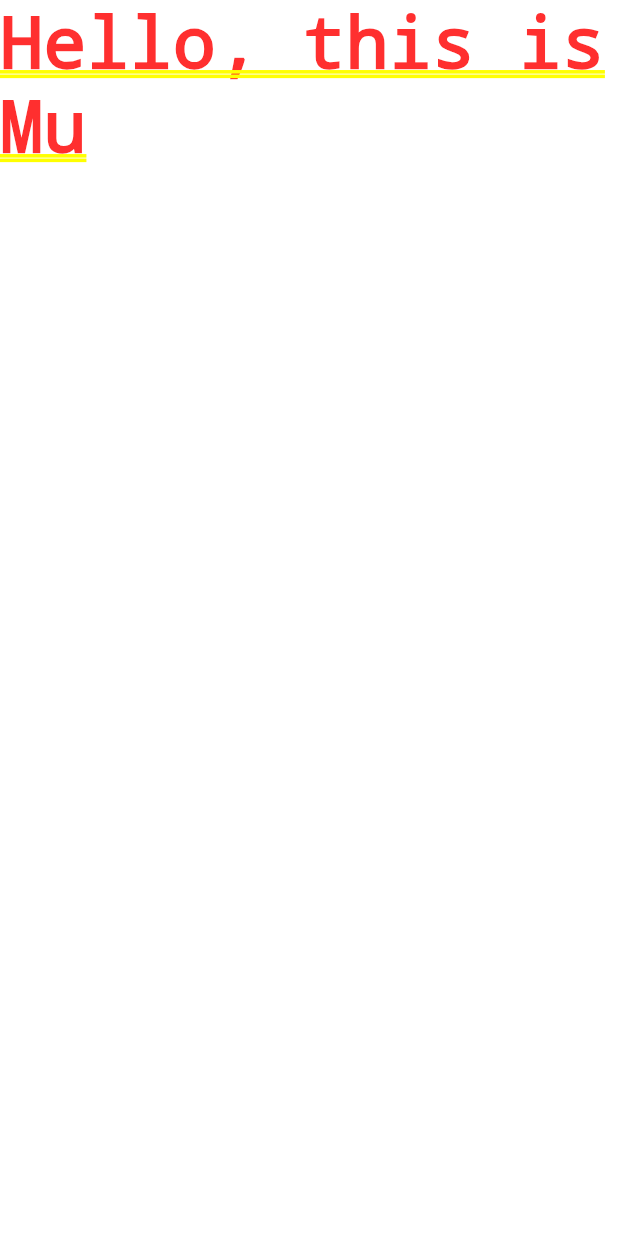
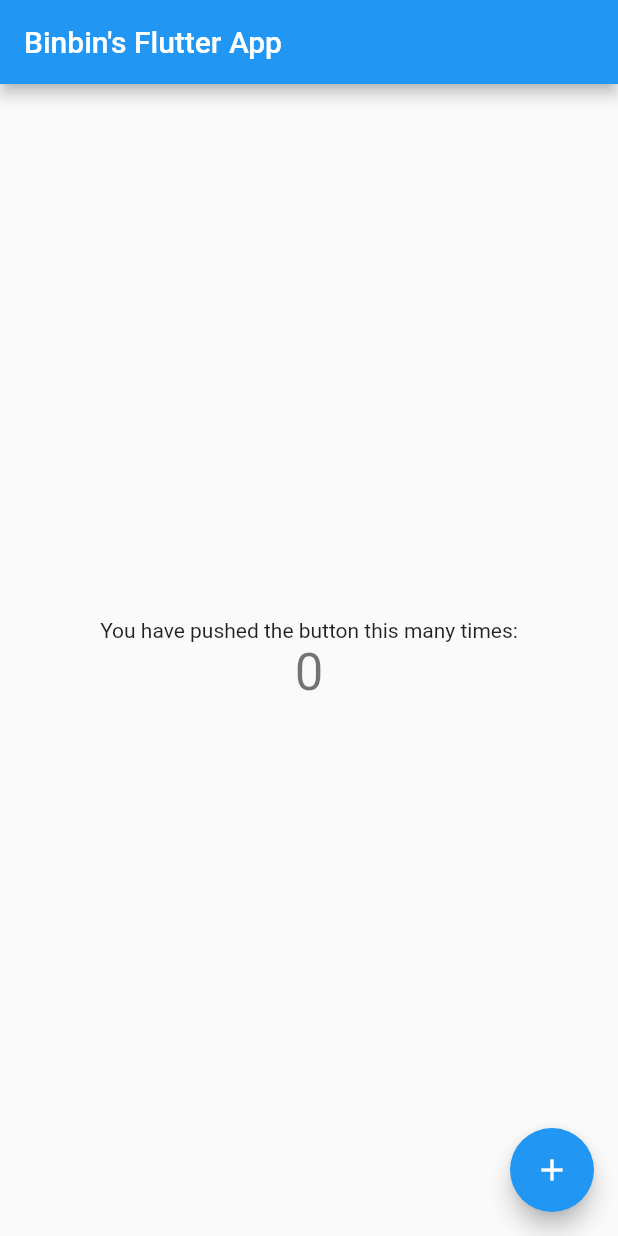
Before and after one commit to mubinbin/flutter-question-quiz, a Flutter app: the screen it shows after launch, on a phone screen of 412 x 824 dp. Run offline on Flutter 3.47's test engine with Material 2 defaults, Android fonts, the phone set to English and light mode, and no system bars.

Commit message:
back to original app

```diff
--- a/lib/main.dart
+++ b/lib/main.dart
@@ -7,8 +7,109 @@ void main() {
 class MyApp extends StatelessWidget {
   const MyApp({Key? key}) : super(key: key);
 
+  // This widget is the root of your application.
   @override
   Widget build(BuildContext context) {
-    return const MaterialApp(home: Text("Hello, this is Mu"));
+    return MaterialApp(
+      title: 'Flutter Demo',
+      theme: ThemeData(
+        // This is the theme of your application.
+        //
+        // Try running your application with "flutter run". You'll see the
+        // application has a blue toolbar. Then, without quitting the app, try
+        // changing the primarySwatch below to Colors.green and then invoke
+        // "hot reload" (press "r" in the console where you ran "flutter run",
+        // or simply save your changes to "hot reload" in a Flutter IDE).
+        // Notice that the counter didn't reset back to zero; the application
+        // is not restarted.
+        primarySwatch: Colors.blue,
+      ),
+      home: const MyHomePage(title: "Binbin's Flutter App"),
+    );
   }
 }
+
+class MyHomePage extends StatefulWidget {
+  const MyHomePage({Key? key, required this.title}) : super(key: key);
+
+  // This widget is the home page of your application. It is stateful, meaning
+  // that it has a State object (defined below) that contains fields that affect
+  // how it looks.
+
+  // This class is the configuration for the state. It holds the values (in this
+  // case the title) provided by the parent (in this case the App widget) and
+  // used by the build method of the State. Fields in a Widget subclass are
+  // always marked "final".
+
+  final String title;
+
+  @override
+  State<MyHomePage> createState() => _MyHomePageState();
+}
+
+class _MyHomePageState extends State<MyHomePage> {
+  int _counter = 0;
+
+  void _incrementCounter() {
+    setState(() {
+      // This call to setState tells the Flutter framework that something has
+      // changed in this State, which causes it to rerun the build method below
+      // so that the display can reflect the updated values. If we changed
+      // _counter without calling setState(), then the build method would not be
+      // called again, and so nothing would appear to happen.
+      _counter++;
+    });
+  }
+
+  @override
+  Widget build(BuildContext context) {
+    // This method is rerun every time setState is called, for instance as done
+    // by the _incrementCounter method above.
+    //
+    // The Flutter framework has been optimized to make rerunning build methods
+    // fast, so that you can just rebuild anything that needs updating rather
+    // than having to individually change instances of widgets.
+    return Scaffold(
+      appBar: AppBar(
+        // Here we take the value from the MyHomePage object that was created by
+        // the App.build method, and use it to set our appbar title.
+        title: Text(widget.title),
+      ),
+      body: Center(
+        // Center is a layout widget. It takes a single child and positions it
+        // in the middle of the parent.
+        child: Column(
+          // Column is also a layout widget. It takes a list of children and
+          // arranges them vertically. By default, it sizes itself to fit its
+          // children horizontally, and tries to be as tall as its parent.
+          //
+          // Invoke "debug painting" (press "p" in the console, choose the
+          // "Toggle Debug Paint" action from the Flutter Inspector in Android
+          // Studio, or the "Toggle Debug Paint" command in Visual Studio Code)
+          // to see the wireframe for each widget.
+          //
+          // Column has various properties to control how it sizes itself and
+          // how it positions its children. Here we use mainAxisAlignment to
+          // center the children vertically; the main axis here is the vertical
+          // axis because Columns are vertical (the cross axis would be
+          // horizontal).
+          mainAxisAlignment: MainAxisAlignment.center,
+          children: <Widget>[
+            const Text(
+              'You have pushed the button this many times:',
+            ),
+            Text(
+              '$_counter',
+              style: Theme.of(context).textTheme.headline4,
+            ),
+          ],
+        ),
+      ),
+      floatingActionButton: FloatingActionButton(
+        onPressed: _incrementCounter,
+        tooltip: 'Increment',
+        child: const Icon(Icons.add),
+      ), // This trailing comma makes auto-formatting nicer for build methods.
+    );
+  }
+}
```
Also changed, not shown: 1 other file.
